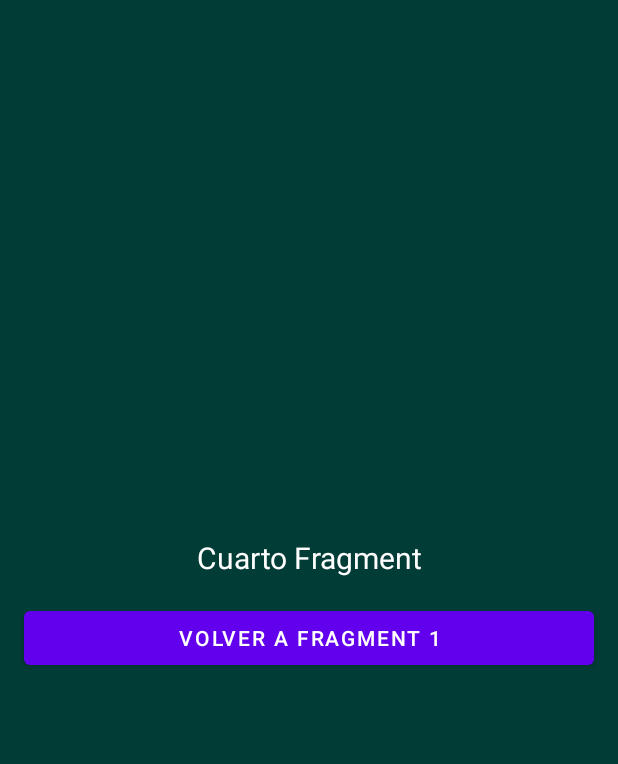
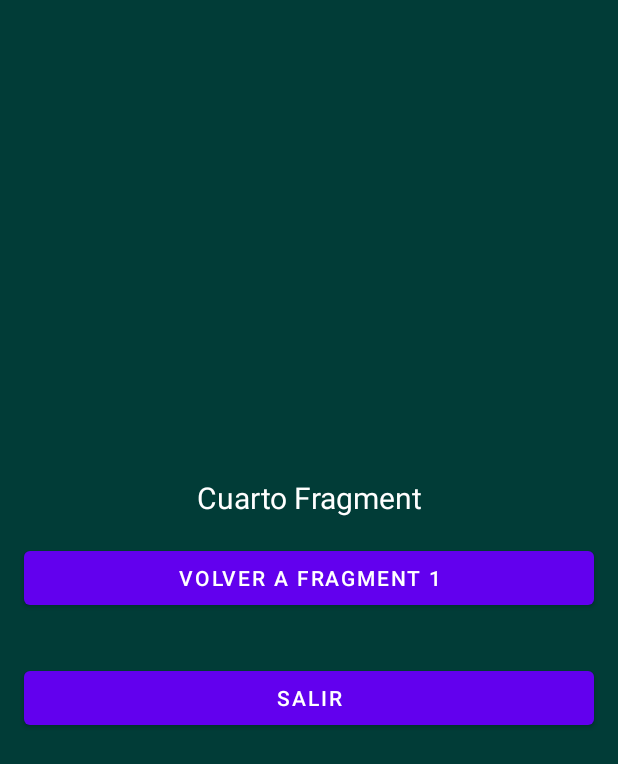
Before and after one commit to Ferthronix224/P1ProyectoMoviles, an Android app: the fragment CuartoFragment shown on its own in the app's theme, on a phone screen of 412 x 824 dp. Shown: the top 764 px of the screen. Run offline under Robolectric (Android 15) with nearby library versions, the phone set to English and light mode, and no system bars.

Commit message:
Botón de salir

```diff
--- a/app/src/main/java/com/example/proyecto/CuartoFragment.kt
+++ b/app/src/main/java/com/example/proyecto/CuartoFragment.kt
@@ -1,5 +1,6 @@
 package com.example.proyecto
 
+import android.app.Activity
 import android.os.Bundle
 import androidx.fragment.app.Fragment
 import android.view.View
@@ -12,13 +13,18 @@ class CuartoFragment : Fragment(R.layout.fragment_cuarto) {
     override fun onViewCreated(view: View, savedInstanceState: Bundle?) {
         super.onViewCreated(view, savedInstanceState)
 
-        val button = view.findViewById<Button>(R.id.btn_navegar4)
+        val button = view.findViewById<Button>(R.id.btn_navegar)
+        val button2 = view.findViewById<Button>(R.id.salir)
 
         button.setOnClickListener {
             val result = "Regreso del cuarto fragment"
             setFragmentResult("requestKey", bundleOf("bundleKey" to result))
             findNavController().navigate(R.id.action_cuartoFragment_to_primerFragment)
         }
+
+        button2.setOnClickListener{
+            System.exit(0)
+        }
     }
 
 }
--- a/app/src/main/java/com/example/proyecto/MainActivity.kt
+++ b/app/src/main/java/com/example/proyecto/MainActivity.kt
@@ -3,7 +3,7 @@ package com.example.proyecto
 import androidx.appcompat.app.AppCompatActivity
 import android.os.Bundle
 
-class MainActivity : AppCompatActivity() {
+public class MainActivity : AppCompatActivity() {
     override fun onCreate(savedInstanceState: Bundle?) {
         super.onCreate(savedInstanceState)
         setContentView(R.layout.activity_main)
--- a/app/src/main/java/com/example/proyecto/PrimerFragment.kt
+++ b/app/src/main/java/com/example/proyecto/PrimerFragment.kt
@@ -5,7 +5,6 @@ import androidx.fragment.app.Fragment
 import android.view.View
 import android.widget.Button
 import android.widget.TextView
-import androidx.core.graphics.toColor
 import androidx.fragment.app.setFragmentResultListener
 import androidx.navigation.fragment.findNavController
 
--- a/app/src/main/res/layout/fragment_cuarto.xml
+++ b/app/src/main/res/layout/fragment_cuarto.xml
@@ -19,11 +19,19 @@
         android:textSize="20sp" />
 
     <Button
-        android:id="@+id/btn_navegar4"
+        android:id="@+id/btn_navegar"
         android:layout_width="match_parent"
         android:layout_height="wrap_content"
         android:layout_margin="16dp"
         android:text="Volver a Fragment 1"
         android:textColor="@color/white" />
 
+    <Button
+        android:id="@+id/salir"
+        android:layout_width="match_parent"
+        android:layout_height="wrap_content"
+        android:layout_margin="16dp"
+        android:text="Salir"
+        android:textColor="@color/white" />
+
 </LinearLayout>
--- a/app/src/main/res/layout/fragment_primer.xml
+++ b/app/src/main/res/layout/fragment_primer.xml
@@ -3,8 +3,7 @@
     xmlns:tools="http://schemas.android.com/tools"
     android:layout_width="match_parent"
     android:layout_height="match_parent"
-    android:background="#009688"
-    android:backgroundTint="#6A6A6A"
+    android:background="#6A6A6A"
     android:gravity="center"
     android:orientation="vertical"
     tools:context=".PrimerFragment">
```
